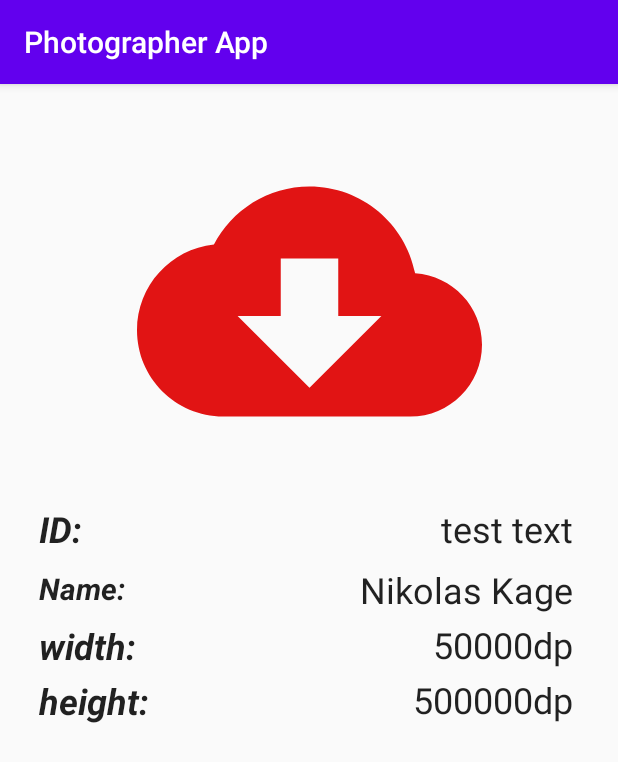
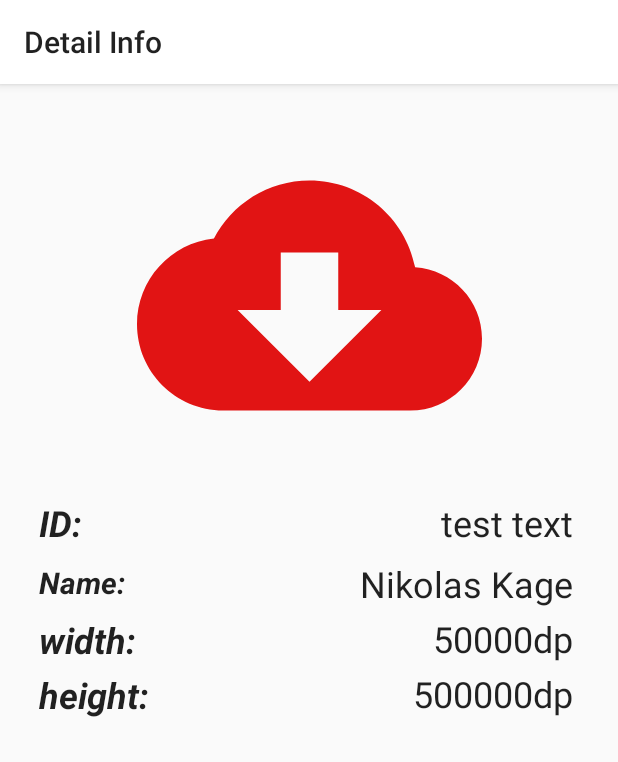
Before and after one commit to Dizze222/Folu-social-network, an Android app: the DetailInfoFragment screen opened through its navigation route, on a phone screen of 412 x 824 dp. Shown: the top 762 px of the screen. Run offline under Robolectric (Android 15) with nearby library versions, the phone set to English and light mode, and no system bars; our stand-ins replace Shimmer; pictures from the network do not load; 1 statement that could not run was skipped.

Commit message:
added hiding toolbar when scrolling down

```diff
--- a/app/src/main/AndroidManifest.xml
+++ b/app/src/main/AndroidManifest.xml
@@ -7,9 +7,12 @@
         android:allowBackup="true"
         android:icon="@mipmap/ic_launcher"
         android:label="@string/app_name"
+
         android:roundIcon="@mipmap/ic_launcher_round"
         android:supportsRtl="true"
-        android:theme="@style/AppTheme">
+        android:theme="@style/AppTheme"
+
+        >
         <activity android:name=".ui.main.view.MainActivity"
             android:exported="true">
             <intent-filter>
--- a/app/src/main/java/ch/b/retrofitandcoroutines/ui/main/adapter/MainAdapter.kt
+++ b/app/src/main/java/ch/b/retrofitandcoroutines/ui/main/adapter/MainAdapter.kt
@@ -2,7 +2,6 @@ package ch.b.retrofitandcoroutines.ui.main.adapter
 
 
 import android.annotation.SuppressLint
-import android.util.Log
 import android.view.LayoutInflater
 import android.view.ViewGroup
 import androidx.recyclerview.widget.RecyclerView
@@ -10,7 +9,7 @@ import ch.b.retrofitandcoroutines.R
 import ch.b.retrofitandcoroutines.data.model.UserDTO
 import ch.b.retrofitandcoroutines.databinding.GridItemBinding
 import com.bumptech.glide.Glide
-import java.util.*
+import kotlin.collections.ArrayList
 
 class MainAdapter(private val userDTO: ArrayList<UserDTO>, val adapterOnClick: AdapterOnClick) :
     RecyclerView.Adapter<MainAdapter.DataViewHolder>() {
@@ -64,5 +63,4 @@ class MainAdapter(private val userDTO: ArrayList<UserDTO>, val adapterOnClick: A
             notifyDataSetChanged()
         }
     }
-
 }
--- a/app/src/main/java/ch/b/retrofitandcoroutines/ui/main/view/MainActivity.kt
+++ b/app/src/main/java/ch/b/retrofitandcoroutines/ui/main/view/MainActivity.kt
@@ -11,7 +11,6 @@ class MainActivity : AppCompatActivity() {
         super.onCreate(savedInstanceState)
         binding = ActivityMainBinding.inflate(layoutInflater)
         setContentView(binding.root)
-
     }
 
 
--- a/app/src/main/java/ch/b/retrofitandcoroutines/ui/screens/MainFragment.kt
+++ b/app/src/main/java/ch/b/retrofitandcoroutines/ui/screens/MainFragment.kt
@@ -1,13 +1,11 @@
 package ch.b.retrofitandcoroutines.ui.screens
 
 import android.os.Bundle
-import android.os.CountDownTimer
 import android.util.Log
 import androidx.fragment.app.Fragment
 import android.view.LayoutInflater
 import android.view.View
 import android.view.ViewGroup
-import android.widget.Toast
 import androidx.core.os.bundleOf
 import androidx.lifecycle.Observer
 import androidx.lifecycle.ViewModelProviders
@@ -22,12 +20,7 @@ import ch.b.retrofitandcoroutines.ui.base.ViewModelFactory
 import ch.b.retrofitandcoroutines.ui.main.adapter.AdapterOnClick
 import ch.b.retrofitandcoroutines.ui.main.adapter.MainAdapter
 import ch.b.retrofitandcoroutines.ui.main.viewmodel.MainViewModel
-import ch.b.retrofitandcoroutines.utils.Resource
 import ch.b.retrofitandcoroutines.utils.Status
-import kotlinx.coroutines.DelicateCoroutinesApi
-import kotlinx.coroutines.GlobalScope
-import kotlinx.coroutines.delay
-import kotlinx.coroutines.launch
 
 class MainFragment : Fragment(), AdapterOnClick {
 
@@ -37,13 +30,24 @@ class MainFragment : Fragment(), AdapterOnClick {
     }
     private lateinit var adapter: MainAdapter
     private lateinit var binding: FragmentUserBinding
-
     override fun onViewCreated(view: View, savedInstanceState: Bundle?) {
         super.onViewCreated(view, savedInstanceState)
         binding = FragmentUserBinding.bind(view)
         viewModel.getUsers()
         setupObservers()
         setupUI()
+        binding.recyclerView.addOnScrollListener(object : RecyclerView.OnScrollListener(){
+            override fun onScrolled(recyclerView: RecyclerView, dx: Int, dy: Int) {
+               if (binding.recyclerView.scrollState == RecyclerView.SCROLL_STATE_SETTLING){
+                   if (dy > 0){
+                       binding.appBarLayout.visibility = View.GONE
+                   }else if(dy < 0){
+                       binding.appBarLayout.visibility = View.VISIBLE
+                   }
+               }
+            }
+        })
+
 
     }
    private fun setupObservers() {
@@ -52,16 +56,16 @@ class MainFragment : Fragment(), AdapterOnClick {
                     Status.SUCCESS -> {
                         Log.i("TAG","success Fragment")
                         retrieveList(it.data!!)
-                        adapter.isShimmer = true
+                        adapter.isShimmer = false
                     }
                     Status.LOADING ->{
-                        adapter.isShimmer = true
+
                         Log.i("TAG","loading Fragment")
                     }
                     Status.ERROR ->{
+                        Log.i("TAG",it.message.toString())
                         Log.i("TAG","error Fragment")
                     }
-
                 }
         })
     }
--- a/app/src/main/res/layout/fragment_detail_info.xml
+++ b/app/src/main/res/layout/fragment_detail_info.xml
@@ -1,6 +1,5 @@
 <?xml version="1.0" encoding="utf-8"?>
-<androidx.constraintlayout.widget.ConstraintLayout
-    xmlns:android="http://schemas.android.com/apk/res/android"
+<androidx.constraintlayout.widget.ConstraintLayout xmlns:android="http://schemas.android.com/apk/res/android"
     xmlns:app="http://schemas.android.com/apk/res-auto"
     xmlns:tools="http://schemas.android.com/tools"
     android:layout_width="match_parent"
@@ -11,47 +10,48 @@
         android:id="@+id/photographerImage"
         android:layout_width="250dp"
         android:layout_height="0dp"
+        android:layout_marginTop="16dp"
+        android:adjustViewBounds="true"
         android:scaleType="centerCrop"
-        android:layout_marginTop="20dp"
         android:src="@drawable/ic_launcher_background"
-        app:layout_constraintTop_toTopOf="parent"
-        app:layout_constraintLeft_toLeftOf="parent"
-        app:layout_constraintRight_toRightOf="parent"
-        android:adjustViewBounds="true" />
+        app:layout_constraintEnd_toEndOf="parent"
+        app:layout_constraintStart_toStartOf="parent"
+        app:layout_constraintTop_toBottomOf="@+id/appBarLayout" />
 
     <TextView
         android:id="@+id/id"
         android:layout_width="wrap_content"
         android:layout_height="wrap_content"
+        android:layout_marginStart="26dp"
         android:layout_marginTop="10dp"
-        android:layout_marginStart="26dp"
         android:text="@string/id"
         android:textAppearance="@style/TextAppearance.MaterialComponents.Headline5"
         android:textStyle="normal|bold|italic"
         app:layout_constraintStart_toStartOf="parent"
         app:layout_constraintTop_toBottomOf="@id/photographerImage" />
+
     <TextView
         android:id="@+id/idPhotographer"
         android:layout_width="wrap_content"
         android:layout_height="wrap_content"
+        android:layout_marginTop="10dp"
+        android:layout_marginEnd="30dp"
+        android:text="test text"
+        android:textAppearance="@style/TextAppearance.MaterialComponents.Headline5"
         app:layout_constrainedWidth="true"
-        android:text="test text"
-        android:layout_marginTop="10dp"
-        android:textAppearance="@style/TextAppearance.MaterialComponents.Headline5"
         app:layout_constraintEnd_toEndOf="parent"
-        app:layout_constraintTop_toBottomOf="@id/photographerImage"
-        android:layout_marginEnd="30dp" />
+        app:layout_constraintTop_toBottomOf="@id/photographerImage" />
 
     <TextView
         android:id="@+id/nameOfAuthor"
         android:layout_width="wrap_content"
         android:layout_height="wrap_content"
+        android:layout_marginStart="26dp"
+        android:layout_marginTop="10dp"
+        android:text="@string/name"
+        android:textAppearance="@style/TextAppearance.MaterialComponents.Headline5"
         android:textSize="20dp"
-        android:text="@string/name"
-        android:layout_marginTop="10dp"
-        android:layout_marginStart="26dp"
         android:textStyle="normal|bold|italic"
-        android:textAppearance="@style/TextAppearance.MaterialComponents.Headline5"
         app:layout_constraintStart_toStartOf="parent"
         app:layout_constraintTop_toBottomOf="@id/id" />
 
@@ -59,13 +59,13 @@
         android:id="@+id/authorName"
         android:layout_width="wrap_content"
         android:layout_height="wrap_content"
+        android:layout_marginTop="8dp"
+        android:layout_marginEnd="30dp"
+        android:text="Nikolas Kage"
+        android:textAppearance="@style/TextAppearance.MaterialComponents.Headline5"
         app:layout_constraintEnd_toEndOf="parent"
         app:layout_constraintTop_toBottomOf="@id/idPhotographer"
-        android:text="Nikolas Kage"
-        android:layout_marginTop="8dp"
-        android:textAppearance="@style/TextAppearance.MaterialComponents.Headline5"
-        tools:ignore="MissingConstraints"
-        android:layout_marginEnd="30dp" />
+        tools:ignore="MissingConstraints" />
 
     <TextView
         android:id="@+id/width"
@@ -88,7 +88,7 @@
         android:text="50000dp"
         android:textAppearance="@style/TextAppearance.MaterialComponents.Headline5"
         app:layout_constraintEnd_toEndOf="parent"
-        app:layout_constraintTop_toBottomOf="@+id/authorName"/>
+        app:layout_constraintTop_toBottomOf="@+id/authorName" />
 
     <TextView
         android:id="@+id/height"
@@ -106,11 +106,31 @@
         android:id="@+id/heightOfPicture"
         android:layout_width="wrap_content"
         android:layout_height="wrap_content"
+        android:layout_marginTop="4dp"
+        android:layout_marginEnd="30dp"
         android:text="500000dp"
+        android:textAppearance="@style/TextAppearance.MaterialComponents.Headline5"
         app:layout_constraintEnd_toEndOf="parent"
-        app:layout_constraintTop_toBottomOf="@+id/sizeOfWidth"
-        android:textAppearance="@style/TextAppearance.MaterialComponents.Headline5"
-        android:layout_marginEnd = "30dp"
-        android:layout_marginTop="4dp"/>
+        app:layout_constraintTop_toBottomOf="@+id/sizeOfWidth" />
+
+    <com.google.android.material.appbar.AppBarLayout
+        android:id="@+id/appBarLayout"
+        android:layout_width="match_parent"
+        android:layout_height="wrap_content"
+        app:layout_constraintEnd_toEndOf="parent"
+        app:layout_constraintStart_toStartOf="parent"
+        app:layout_constraintTop_toTopOf="parent"
+        tools:ignore="MissingConstraints">
+
+        <com.google.android.material.appbar.MaterialToolbar
+            android:id="@+id/materialToolbar"
+            android:layout_width="match_parent"
+            android:layout_height="wrap_content"
+            app:layout_constraintEnd_toEndOf="parent"
+            app:layout_constraintStart_toStartOf="parent"
+            app:layout_constraintTop_toTopOf="parent"
+            app:title="@string/nameFragment" />
+    </com.google.android.material.appbar.AppBarLayout>
+
 
 </androidx.constraintlayout.widget.ConstraintLayout>
--- a/app/src/main/res/values/colors.xml
+++ b/app/src/main/res/values/colors.xml
@@ -1,8 +1,10 @@
 <?xml version="1.0" encoding="utf-8"?>
 <resources>
     <color name="colorPrimary">#6200EE</color>
+    <color name="textColorPrimary">#000000</color>
     <color name="colorPrimaryDark">#3700B3</color>
     <color name="colorAccent">#03DAC5</color>
     <color name="colorGrey">#dddddd</color>
     <color name="colorShimmer">#dddddd</color>
+    <color name="white">#FFFFFF</color>
 </resources>
--- a/app/src/main/res/values/strings.xml
+++ b/app/src/main/res/values/strings.xml
@@ -6,4 +6,6 @@
     <string name="name">Name:</string>
     <string name="width">width:</string>
     <string name="height">height:</string>
+    <string name="nameFragment">Detail Info</string>
+    <string name="allPhotographer">All photographer</string>
 </resources>
--- a/app/src/main/res/values/styles.xml
+++ b/app/src/main/res/values/styles.xml
@@ -1,9 +1,9 @@
 <resources>
     <!-- Base application theme. -->
-    <style name="AppTheme" parent="Theme.AppCompat.DayNight.DarkActionBar">
+    <style name="AppTheme" parent="Theme.AppCompat.DayNight.NoActionBar">
         <!-- Customize your theme here. -->
-        <item name="colorPrimary">@color/colorPrimary</item>
-        <item name="colorPrimaryDark">@color/colorPrimaryDark</item>
+        <item name="colorPrimary">#FFFF</item>
+        <item name="colorPrimaryDark">#2E2A2A</item>
         <item name="colorAccent">@color/colorAccent</item>
     </style>
 </resources>
```
Also changed, not shown: app/src/main/res/layout/fragment_user.xml (+21 -4 lines), app/src/main/java/ch/b/retrofitandcoroutines/data/model/UserDTO.kt (line endings or trailing spaces).
